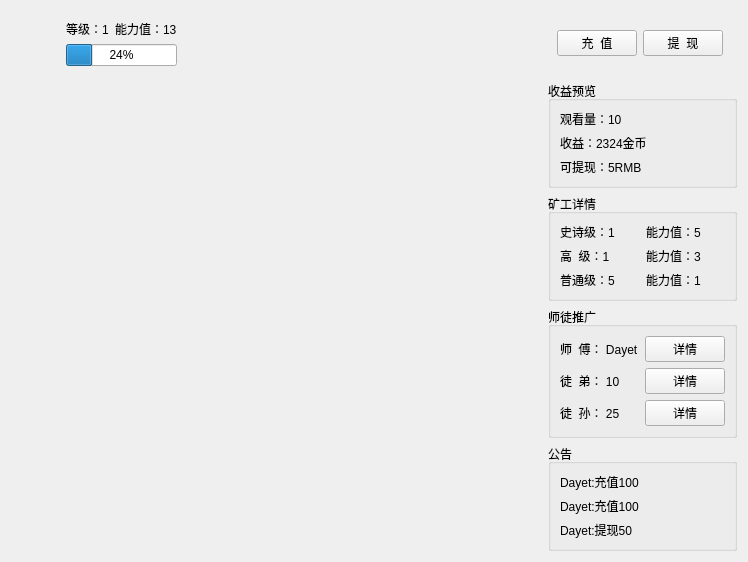
Above: dayet_window.ui from Dtyet/Dayet_qt before the change. Below: the same form after it.
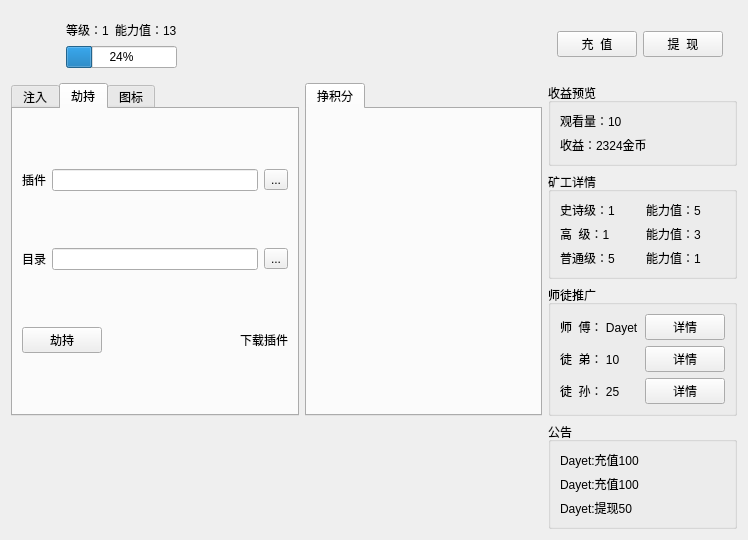
That is the form after the change. The open tabs and pages were chosen to show the change. Icons and pictures are not drawn.

Diff of the .ui file:
```diff
--- a/dayet_window.ui
+++ b/dayet_window.ui
@@ -21,7 +21,7 @@
    <string notr="true"/>
   </property>
   <layout class="QGridLayout" name="gridLayout_4">
-   <item row="3" column="2">
+   <item row="3" column="3">
     <widget class="QGroupBox" name="groupBox_3">
      <property name="title">
       <string>师徒推广</string>
@@ -72,7 +72,160 @@
      </layout>
     </widget>
    </item>
-   <item row="2" column="2">
+   <item row="1" column="0" rowspan="3">
+    <widget class="QTabWidget" name="tabWidget">
+     <property name="currentIndex">
+      <number>0</number>
+     </property>
+     <widget class="QWidget" name="tab">
+      <attribute name="title">
+       <string>注入</string>
+      </attribute>
+      <layout class="QGridLayout" name="gridLayout_5">
+       <item row="0" column="1" colspan="3">
+        <widget class="QLineEdit" name="lineEdit"/>
+       </item>
+       <item row="1" column="0" colspan="2">
+        <widget class="QPushButton" name="pushButton_6">
+         <property name="text">
+          <string>刷新</string>
+         </property>
+        </widget>
+       </item>
+       <item row="0" column="4">
+        <widget class="QToolButton" name="toolButton">
+         <property name="text">
+          <string>...</string>
+         </property>
+        </widget>
+       </item>
+       <item row="1" column="2">
+        <widget class="QPushButton" name="pushButton_7">
+         <property name="text">
+          <string>加载</string>
+         </property>
+        </widget>
+       </item>
+       <item row="2" column="0" colspan="5">
+        <widget class="QListWidget" name="listWidget"/>
+       </item>
+       <item row="0" column="0">
+        <widget class="QLabel" name="label_19">
+         <property name="text">
+          <string>打开插件</string>
+         </property>
+        </widget>
+       </item>
+       <item row="1" column="3" colspan="2">
+        <widget class="QPushButton" name="pushButton_8">
+         <property name="text">
+          <string>卸载</string>
+         </property>
+        </widget>
+       </item>
+       <item row="3" column="3" colspan="2">
+        <widget class="QLabel" name="label_22">
+         <property name="text">
+          <string>下载插件</string>
+         </property>
+        </widget>
+       </item>
+      </layout>
+     </widget>
+     <widget class="QWidget" name="tab_2">
+      <attribute name="title">
+       <string>劫持</string>
+      </attribute>
+      <layout class="QGridLayout" name="gridLayout_6">
+       <item row="0" column="0">
+        <widget class="QLabel" name="label_20">
+         <property name="sizePolicy">
+          <sizepolicy hsizetype="Fixed" vsizetype="Fixed">
+           <horstretch>0</horstretch>
+           <verstretch>0</verstretch>
+          </sizepolicy>
+         </property>
+         <property name="text">
+          <string>插件</string>
+         </property>
+        </widget>
+       </item>
+       <item row="0" column="1" colspan="3">
+        <widget class="QLineEdit" name="lineEdit_2"/>
+       </item>
+       <item row="0" column="4">
+        <widget class="QToolButton" name="toolButton_2">
+         <property name="text">
+          <string>...</string>
+         </property>
+        </widget>
+       </item>
+       <item row="1" column="0">
+        <widget class="QLabel" name="label_21">
+         <property name="sizePolicy">
+          <sizepolicy hsizetype="Fixed" vsizetype="Fixed">
+           <horstretch>0</horstretch>
+           <verstretch>0</verstretch>
+          </sizepolicy>
+         </property>
+         <property name="text">
+          <string>目录</string>
+         </property>
+        </widget>
+       </item>
+       <item row="1" column="1" colspan="3">
+        <widget class="QLineEdit" name="lineEdit_3"/>
+       </item>
+       <item row="1" column="4">
+        <widget class="QToolButton" name="toolButton_3">
+         <property name="text">
+          <string>...</string>
+         </property>
+        </widget>
+       </item>
+       <item row="2" column="0" colspan="2">
+        <widget class="QPushButton" name="pushButton_9">
+         <property name="text">
+          <string>劫持</string>
+         </property>
+         <property name="iconSize">
+          <size>
+           <width>16</width>
+           <height>16</height>
+          </size>
+         </property>
+        </widget>
+       </item>
+       <item row="2" column="2">
+        <spacer name="horizontalSpacer_4">
+         <property name="orientation">
+          <enum>Qt::Horizontal</enum>
+         </property>
+         <property name="sizeHint" stdset="0">
+          <size>
+           <width>40</width>
+           <height>20</height>
+          </size>
+         </property>
+        </spacer>
+       </item>
+       <item row="2" column="3" colspan="2">
+        <widget class="QLabel" name="label_23">
+         <property name="text">
+          <string>下载插件</string>
+         </property>
+        </widget>
+       </item>
+      </layout>
+     </widget>
+     <widget class="QWidget" name="tab_3">
+      <attribute name="title">
+       <string>图标</string>
+      </attribute>
+     </widget>
+    </widget>
+   </item>
+   <item row="2" column="3">
     <widget class="QGroupBox" name="groupBox_2">
      <property name="title">
       <string>矿工详情</string>
@@ -123,7 +276,30 @@
      </layout>
     </widget>
    </item>
-   <item row="4" column="2">
+   <item row="1" column="3">
+    <widget class="QGroupBox" name="groupBox">
+     <property name="title">
+      <string>收益预览</string>
+     </property>
+     <layout class="QVBoxLayout" name="verticalLayout">
+      <item>
+       <widget class="QLabel" name="label_4">
+        <property name="text">
+         <string>观看量：10</string>
+        </property>
+       </widget>
+      </item>
+      <item>
+       <widget class="QLabel" name="label_5">
+        <property name="text">
+         <string>收益：2324金币</string>
+        </property>
+       </widget>
+      </item>
+     </layout>
+    </widget>
+   </item>
+   <item row="4" column="3">
     <widget class="QGroupBox" name="groupBox_4">
      <property name="title">
       <string>公告</string>
@@ -153,7 +329,7 @@
      </layout>
     </widget>
    </item>
-   <item row="0" column="2">
+   <item row="0" column="3">
     <widget class="QWidget" name="widget_2" native="true">
      <property name="sizePolicy">
       <sizepolicy hsizetype="Fixed" vsizetype="Fixed">
@@ -179,7 +355,7 @@
      </layout>
     </widget>
    </item>
-   <item row="0" column="0">
+   <item row="0" column="0" colspan="2">
     <widget class="QWidget" name="widget" native="true">
      <layout class="QGridLayout" name="gridLayout_3">
       <item row="0" column="2">
@@ -246,11 +422,24 @@
         </property>
        </widget>
       </item>
+      <item row="0" column="3">
+       <spacer name="horizontalSpacer_3">
+        <property name="orientation">
+         <enum>Qt::Horizontal</enum>
+        </property>
+        <property name="sizeHint" stdset="0">
+         <size>
+          <width>40</width>
+          <height>20</height>
+         </size>
+        </property>
+       </spacer>
+      </item>
      </layout>
     </widget>
    </item>
-   <item row="0" column="1">
-    <spacer name="horizontalSpacer">
+   <item row="0" column="2">
+    <spacer name="horizontalSpacer_2">
      <property name="orientation">
       <enum>Qt::Horizontal</enum>
      </property>
@@ -262,34 +451,16 @@
      </property>
     </spacer>
    </item>
-   <item row="1" column="2">
-    <widget class="QGroupBox" name="groupBox">
-     <property name="title">
-      <string>收益预览</string>
+   <item row="1" column="1" rowspan="3" colspan="2">
+    <widget class="QTabWidget" name="tabWidget_2">
+     <property name="currentIndex">
+      <number>0</number>
      </property>
-     <layout class="QVBoxLayout" name="verticalLayout">
-      <item>
-       <widget class="QLabel" name="label_4">
-        <property name="text">
-         <string>观看量：10</string>
-        </property>
-       </widget>
-      </item>
-      <item>
-       <widget class="QLabel" name="label_5">
-        <property name="text">
-         <string>收益：2324金币</string>
-        </property>
-       </widget>
-      </item>
-      <item>
-       <widget class="QLabel" name="label_6">
-        <property name="text">
-         <string>可提现：5RMB</string>
-        </property>
-       </widget>
-      </item>
-     </layout>
+     <widget class="QWidget" name="tab_4">
+      <attribute name="title">
+       <string>挣积分</string>
+      </attribute>
+     </widget>
     </widget>
    </item>
   </layout>
```
Left out of the diff: 32 changed lines with no effect on the pictures.
